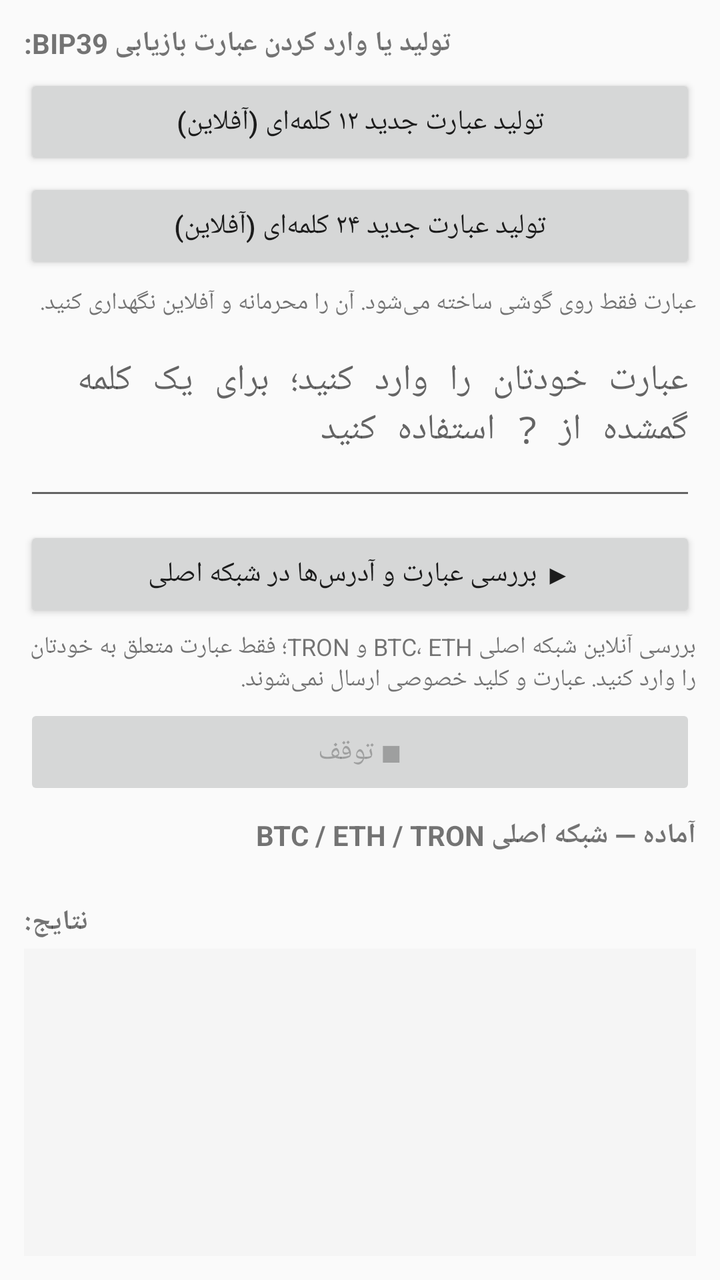
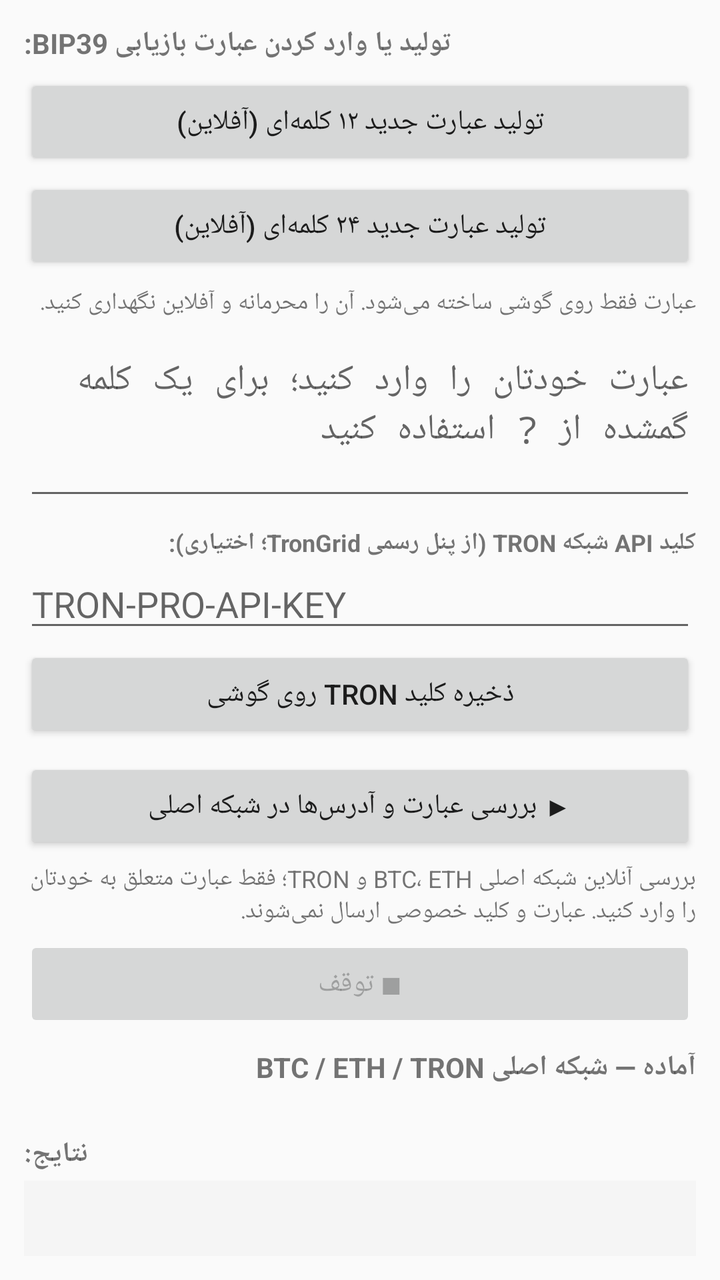

An Android layout rendered at two revisions. The XML below is the earlier revision; the diff shows what the commit changed to produce the second picture.
<!-- AndroidManifest.xml: application theme Theme.AppCompat.Light.NoActionBar -->
<!-- res/layout/activity_main.xml -->
<?xml version="1.0" encoding="utf-8"?>
<LinearLayout xmlns:android="http://schemas.android.com/apk/res/android"
    android:layout_width="match_parent"
    android:layout_height="match_parent"
    android:orientation="vertical"
    android:padding="12dp">

    <LinearLayout
        android:layout_width="match_parent"
        android:layout_height="0dp"
        android:layout_weight="1"
        android:orientation="vertical">

        <TextView
            android:layout_width="wrap_content"
            android:layout_height="wrap_content"
            android:text="تولید یا وارد کردن عبارت بازیابی BIP39:"
            android:textStyle="bold" />

        <Button
            android:id="@+id/generate12Btn"
            android:layout_width="match_parent"
            android:layout_height="wrap_content"
            android:layout_marginTop="6dp"
            android:text="تولید عبارت جدید ۱۲ کلمه‌ای (آفلاین)" />

        <Button
            android:id="@+id/generate24Btn"
            android:layout_width="match_parent"
            android:layout_height="wrap_content"
            android:layout_marginTop="4dp"
            android:text="تولید عبارت جدید ۲۴ کلمه‌ای (آفلاین)" />

        <TextView
            android:layout_width="match_parent"
            android:layout_height="wrap_content"
            android:layout_marginTop="6dp"
            android:text="عبارت فقط روی گوشی ساخته می‌شود. آن را محرمانه و آفلاین نگهداری کنید."
            android:textSize="12sp" />

        <EditText
            android:id="@+id/inputText"
            android:layout_width="match_parent"
            android:layout_height="wrap_content"
            android:minLines="3"
            android:gravity="top|start"
            android:fontFamily="monospace"
            android:inputType="textMultiLine|textNoSuggestions"
            android:layout_marginTop="8dp"
            android:hint="عبارت خودتان را وارد کنید؛ برای یک کلمه گمشده از ? استفاده کنید" />

        <Button
            android:id="@+id/startBtn"
            android:layout_width="match_parent"
            android:layout_height="wrap_content"
            android:layout_marginTop="8dp"
            android:text="▶ بررسی عبارت و آدرس‌ها در شبکه اصلی" />

        <TextView
            android:layout_width="match_parent"
            android:layout_height="wrap_content"
            android:layout_marginTop="4dp"
            android:text="بررسی آنلاین شبکه اصلی BTC، ETH و TRON؛ فقط عبارت متعلق به خودتان را وارد کنید. عبارت و کلید خصوصی ارسال نمی‌شوند."
            android:textSize="12sp" />

        <Button
            android:id="@+id/stopBtn"
            android:layout_width="match_parent"
            android:layout_height="wrap_content"
            android:text="■ توقف"
            android:enabled="false"
            android:layout_marginTop="4dp" />

        <TextView
            android:id="@+id/statusText"
            android:layout_width="match_parent"
            android:layout_height="wrap_content"
            android:text="آماده — شبکه اصلی BTC / ETH / TRON"
            android:paddingTop="8dp"
            android:textStyle="bold" />

        <TextView
            android:id="@+id/speedText"
            android:layout_width="match_parent"
            android:layout_height="wrap_content"
            android:text=" "
            android:textSize="12sp"
            android:textColor="#666" />

        <TextView
            android:layout_width="wrap_content"
            android:layout_height="wrap_content"
            android:text="نتایج:"
            android:textStyle="bold"
            android:layout_marginTop="8dp" />

        <ScrollView
            android:id="@+id/outputScroll"
            android:layout_width="match_parent"
            android:layout_height="0dp"
            android:layout_weight="1"
            android:layout_marginTop="4dp"
            android:background="#F5F5F5"
            android:padding="8dp"
            android:scrollbars="vertical"
            android:fadeScrollbars="false"
            android:scrollbarFadeDuration="0"
            android:scrollbarSize="8dp"
            android:scrollbarStyle="insideInset"
            android:scrollbarAlwaysDrawVerticalTrack="true">

            <TextView
                android:id="@+id/outputText"
                android:layout_width="match_parent"
                android:layout_height="wrap_content"
                android:fontFamily="monospace"
                android:textIsSelectable="true"
                android:textSize="13sp" />
        </ScrollView>
    </LinearLayout>
</LinearLayout>
<!-- resources referenced by this layout -->
<resources>

</resources>

<!-- the commit's change to res/layout/activity_main.xml (unified diff, before → after) -->
@@ -48,6 +48,29 @@
             android:inputType="textMultiLine|textNoSuggestions"
             android:layout_marginTop="8dp"
             android:hint="عبارت خودتان را وارد کنید؛ برای یک کلمه گمشده از ? استفاده کنید" />
+
+        <TextView
+            android:layout_width="match_parent"
+            android:layout_height="wrap_content"
+            android:layout_marginTop="8dp"
+            android:text="کلید API شبکه TRON (از پنل رسمی TronGrid؛ اختیاری):"
+            android:textStyle="bold"
+            android:textSize="12sp" />
+
+        <EditText
+            android:id="@+id/tronApiKeyInput"
+            android:layout_width="match_parent"
+            android:layout_height="wrap_content"
+            android:singleLine="true"
+            android:inputType="textPassword|textNoSuggestions"
+            android:hint="TRON-PRO-API-KEY" />
+
+        <Button
+            android:id="@+id/saveTronApiKeyBtn"
+            android:layout_width="match_parent"
+            android:layout_height="wrap_content"
+            android:text="ذخیره کلید TRON روی گوشی"
+            android:layout_marginTop="2dp" />
 
         <Button
             android:id="@+id/startBtn"
